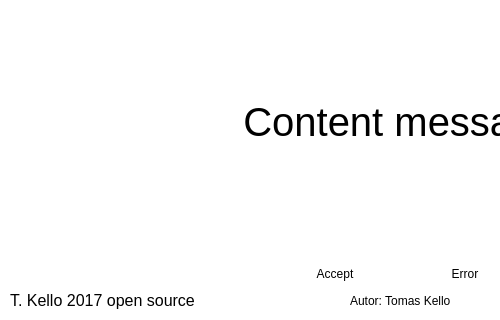
This is resources/InitLayout.ui in KelloTomas/RALLO as Qt 5 draws it before an edit; both pictures show x 0 to 500 and y 160 to 480 of the 800 by 480 pixel window. The edited form follows.
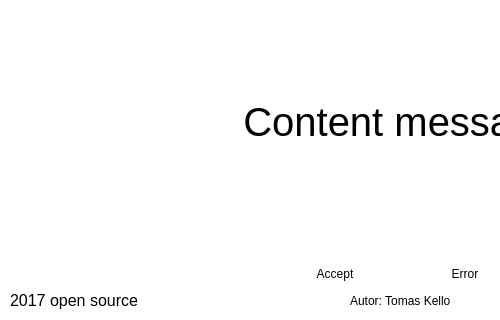
This is the edited form.

The edit to the form file:
```diff
--- a/resources/InitLayout.ui
+++ b/resources/InitLayout.ui
@@ -351,7 +351,7 @@
         </font>
        </property>
        <property name="text">
-        <string>T. Kello 2017 open source</string>
+        <string>2017 open source</string>
        </property>
        <property name="alignment">
         <set>Qt::AlignBottom|Qt::AlignLeading|Qt::AlignLeft</set>
```
